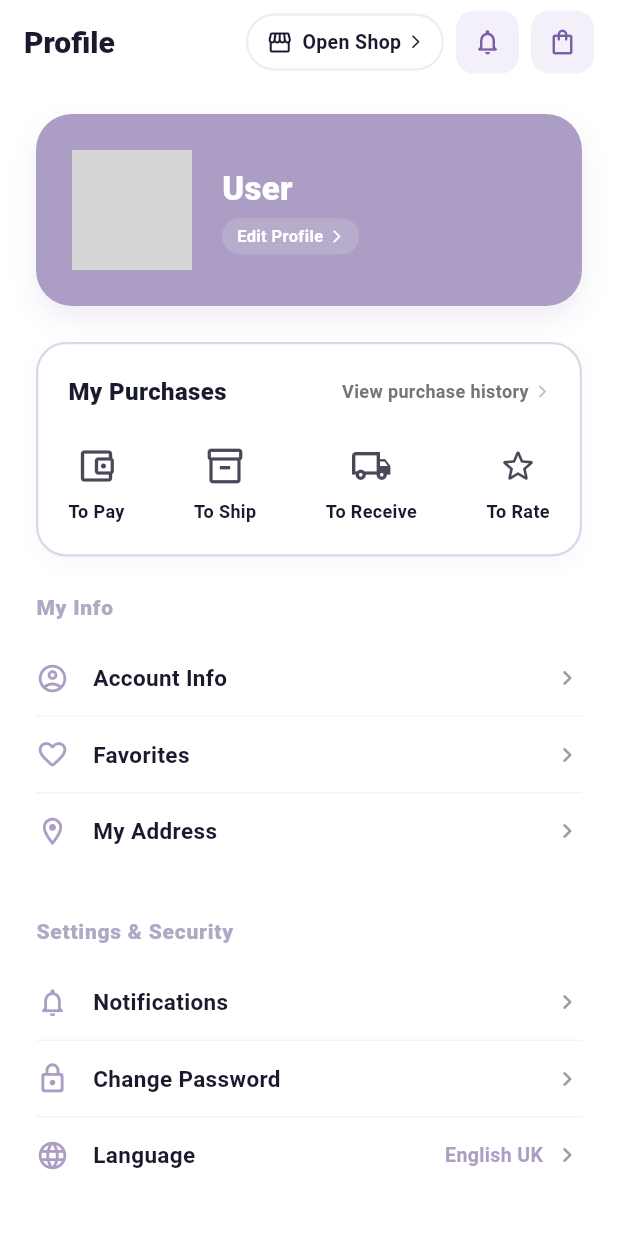
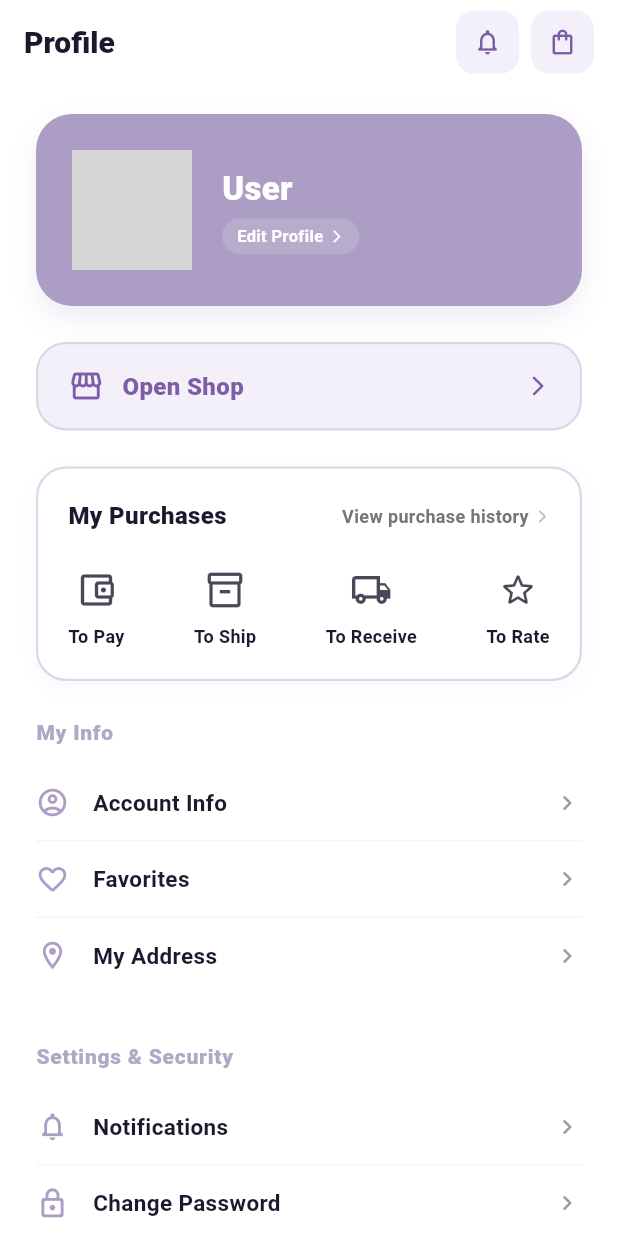
Before and after one commit to siriwimonchst/Meri-Mari, a Flutter app: the ProfileScreen screen opened directly, on a phone screen of 412 x 824 dp. Run offline on Flutter 3.47's test engine with Material 3 defaults, Android fonts, the phone set to English and light mode, and no system bars; our stand-ins replace cloud_firestore, firebase_auth, firebase_core, flutter_secure_storage, flutter_slidable, image_picker and 1 more; accounts and stored records are empty; network calls fail; grey boxes are pictures that could not be loaded.

Commit message:
feat: implement profile screen and splash screen with associated assets

```diff
--- a/lib/features/profile_screen.dart
+++ b/lib/features/profile_screen.dart
@@ -90,45 +90,6 @@ class _ProfileScreenState extends State<ProfileScreen> {
                   ),
                 ),
                 actions: [
-                  Padding(
-                    padding: const EdgeInsets.only(right: 8),
-                    child: GestureDetector(
-                      onTap: () {
-                        Navigator.push(
-                          context,
-                          MaterialPageRoute(
-                            builder: (_) => const ShopDemoScreen(),
-                          ),
-                        );
-                      },
-                      child: Container(
-                        height: 38,
-                        padding: const EdgeInsets.symmetric(horizontal: 12),
-                        decoration: BoxDecoration(
-                          color: Colors.white,
-                          borderRadius: BorderRadius.circular(20),
-                          border: Border.all(color: Colors.grey.shade200, width: 1.5),
-                        ),
-                        child: Row(
-                          mainAxisSize: MainAxisSize.min,
-                          children: [
-                            const Icon(Icons.storefront_outlined, color: kText, size: 18),
-                            const SizedBox(width: 6),
-                            Text(
-                              s.openShop,
-                              style: const TextStyle(
-                                fontSize: 13,
-                                fontWeight: FontWeight.w700,
-                                color: kText,
-                              ),
-                            ),
-                            const SizedBox(width: 4),
-                            const Icon(Icons.arrow_forward_ios_rounded, color: kText, size: 11),
-                          ],
-                        ),
-                      ),
-                    ),
-                  ),
                   Padding(
                     padding: const EdgeInsets.only(right: 8),
                     child: Container(
@@ -304,6 +265,43 @@ class _ProfileScreenState extends State<ProfileScreen> {
                         ),
                       ),
 
+                      const SizedBox(height: 24),
+                      // ── Open Shop Bar ───────────────────────────────────────────
+                      GestureDetector(
+                        onTap: () {
+                          Navigator.push(
+                            context,
+                            MaterialPageRoute(
+                              builder: (_) => const ShopDemoScreen(),
+                            ),
+                          );
+                        },
+                        child: Container(
+                          width: double.infinity,
+                          padding: const EdgeInsets.symmetric(vertical: 16, horizontal: 20),
+                          decoration: BoxDecoration(
+                            color: kPurpleFaint,
+                            borderRadius: BorderRadius.circular(20),
+                            border: Border.all(color: kPurpleBorder, width: 1.5),
+                          ),
+                          child: Row(
+                            children: [
+                              const Icon(Icons.storefront_outlined, color: kPurple, size: 24),
+                              const SizedBox(width: 12),
+                              Text(
+                                s.openShop,
+                                style: const TextStyle(
+                                  fontSize: 16,
+                                  fontWeight: FontWeight.w800,
+                                  color: kPurple,
+                                ),
+                              ),
+                              const Spacer(),
+                              const Icon(Icons.arrow_forward_ios_rounded, color: kPurple, size: 16),
+                            ],
+                          ),
+                        ),
+                      ),
                       const SizedBox(height: 24),
                       ProfileOrderSummary(
                         onTabTap: (tabIndex) {
--- a/lib/splash_screen.dart
+++ b/lib/splash_screen.dart
@@ -43,7 +43,7 @@ class _SplashScreenState extends State<SplashScreen> {
   Widget build(BuildContext context) {
     return Scaffold(
       backgroundColor: Colors.white,
-      body: Center(child: Image.asset('assets/sp_screen.jpg', width: 350)),
+      body: Center(child: Image.asset('assets/splash_01.jpg', width: 350)),
     );
   }
 }
--- a/pubspec.yaml
+++ b/pubspec.yaml
@@ -75,6 +75,7 @@ flutter:
     - assets/banner_01.jpg
     - assets/banner_02.jpg
     - assets/sp_screen.jpg
+    - assets/splash_01.jpg
   #   - images/a_dot_ham.jpeg
 
   # An image asset can refer to one or more resolution-specific "variants", see
```
Also changed, not shown: assets/splash_01.jpg (added), 1 other file.
